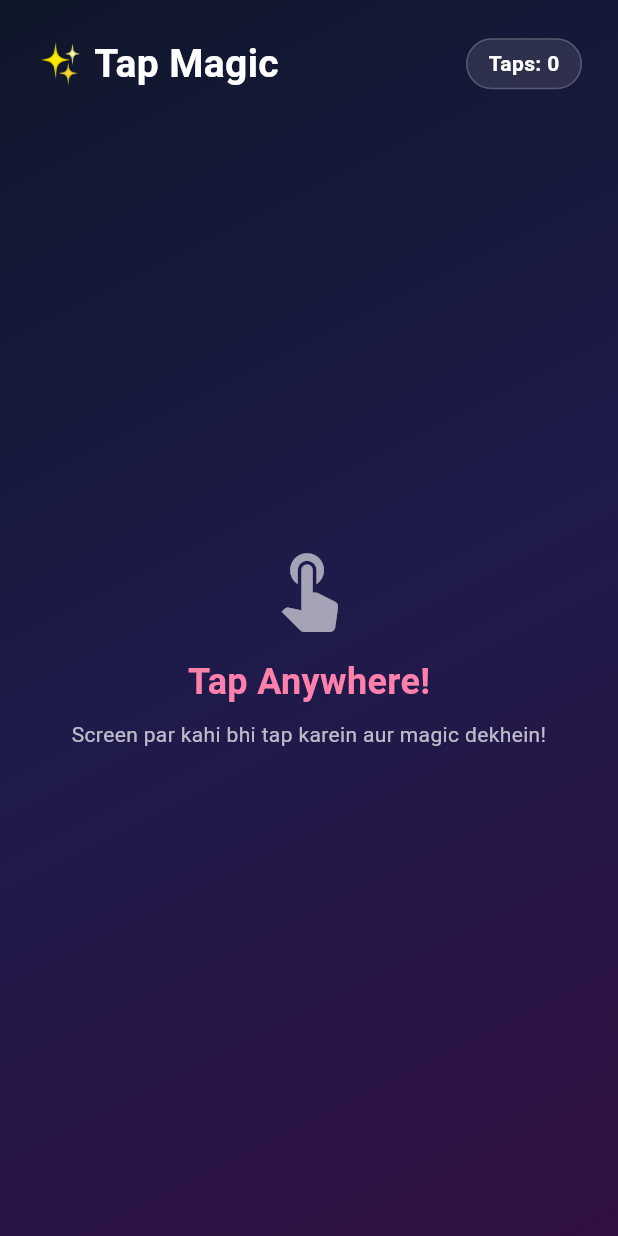
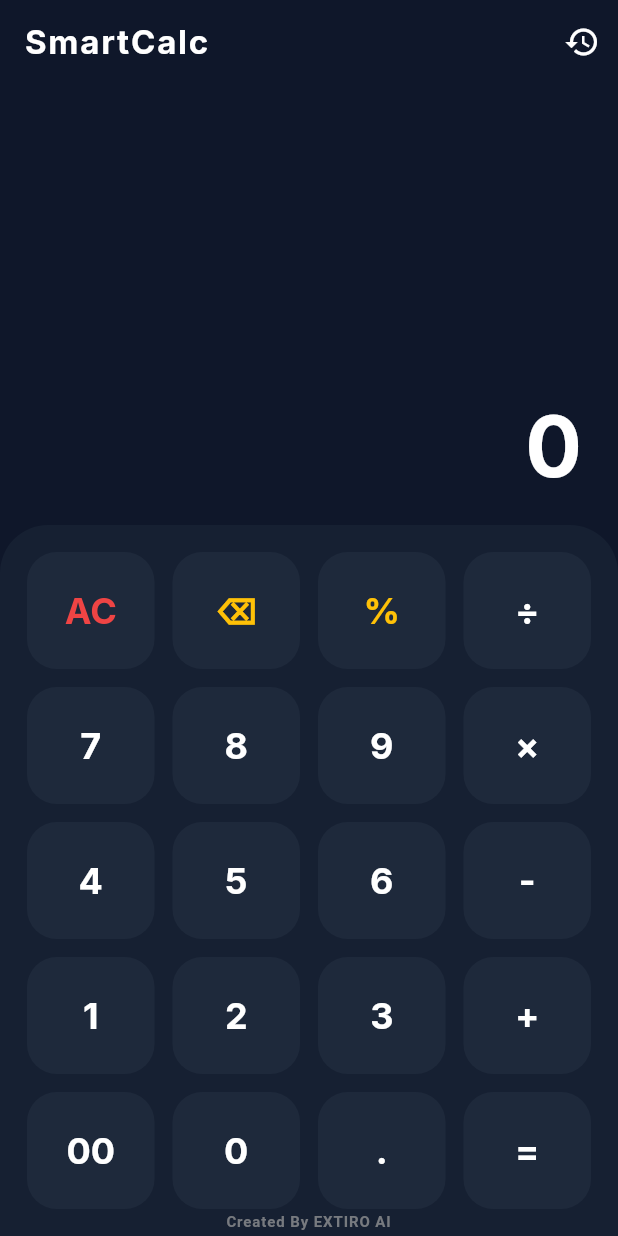
Before and after one commit to extirodev-maker/extiro-builder, a Flutter app: the screen it shows after launch, on a phone screen of 412 x 824 dp. Run offline on Flutter 3.47's test engine with Material 3 defaults, Android fonts, the phone set to English and light mode, and no system bars; our stand-ins replace google_fonts, shared_preferences; statements that could not run were skipped.

Commit message:
Extiro build 2026-11-17T19:16:40.960627

```diff
--- /dev/null
+++ b/lib/extiro_watermark.dart
@@ -0,0 +1,37 @@
+import 'package:flutter/material.dart';
+
+class ExtiroWatermark extends StatelessWidget {
+  final Widget child;
+  const ExtiroWatermark({super.key, required this.child});
+
+  @override
+  Widget build(BuildContext context) {
+    return Directionality(
+      textDirection: TextDirection.ltr,
+      child: Stack(
+        fit: StackFit.expand,
+        children: [
+          child,
+          Positioned(
+            left: 0,
+            right: 0,
+            bottom: 3,
+            child: IgnorePointer(
+              child: Text(
+                'Created By EXTIRO AI',
+                textAlign: TextAlign.center,
+                style: const TextStyle(
+                  color: Color(0xB3A0A0A0),
+                  fontSize: 10,
+                  fontWeight: FontWeight.w600,
+                  letterSpacing: 0.6,
+                  decoration: TextDecoration.none,
+                ),
+              ),
+            ),
+          ),
+        ],
+      ),
+    );
+  }
+}
--- a/lib/main.dart
+++ b/lib/main.dart
@@ -1,265 +1,299 @@
-import 'dart:math';
+import 'extiro_watermark.dart';
 import 'package:flutter/material.dart';
-import 'package:confetti/confetti.dart';
+import 'package:google_fonts/google_fonts.dart';
+import 'package:shared_preferences/shared_preferences.dart';
+import 'dart:convert';
 
-void main() => runApp(const TapMagicApp());
+void main() {
+  runApp(ExtiroWatermark(child: const SmartCalcApp()));
+}
 
-class TapMagicApp extends StatelessWidget {
-  const TapMagicApp({super.key});
+class SmartCalcApp extends StatelessWidget {
+  const SmartCalcApp({super.key});
 
   @override
   Widget build(BuildContext context) {
     return MaterialApp(
-      title: 'Tap Magic',
+      title: 'SmartCalc',
       debugShowCheckedModeBanner: false,
-      theme: ThemeData(
-        colorScheme: ColorScheme.fromSeed(seedColor: Colors.deepPurple, brightness: Brightness.dark),
+      themeMode: ThemeMode.dark,
+      darkTheme: ThemeData(
+        brightness: Brightness.dark,
+        scaffoldBackgroundColor: const Color(0xFF0F172A),
+        colorScheme: const ColorScheme.dark(
+          primary: Color(0xFF6366F1),
+          secondary: Color(0xFFEC4899),
+          surface: Color(0xFF1E293B),
         ),
-      home: const TapMagicHomePage(),
+        textTheme: GoogleFonts.interTextTheme(ThemeData.dark().textTheme),
+      ),
+      home: const CalculatorScreen(),
     );
   }
 }
 
-class TapAnimationItem {
-  final Offset position;
-  final int type;
-  final Color color;
-  TapAnimationItem({required this.position, required this.type, required this.color});
+class CalculatorScreen extends StatefulWidget {
+  const CalculatorScreen({super.key});
+
+  @override
+  State<CalculatorScreen> createState() => _CalculatorScreenState();
 }
 
-class TapMagicHomePage extends StatefulWidget {
-  const TapMagicHomePage({super.key});
-
-  @override
-  State<TapMagicHomePage> createState() => _TapMagicHomePageState();
-}
-
-class _TapMagicHomePageState extends State<TapMagicHomePage> with TickerProviderStateMixin {
-  final List<TapAnimationItem> _taps = [];
-  final Random _random = Random();
-  late ConfettiController _confettiController;
-  int _tapCount = 0;
-  String _currentEffectName = 'Tap Anywhere!';
-
-  final List<String> _effectNames = [
-    'Ripple Wave',
-    'Star Burst',
-    'Floating Hearts',
-    'Color Explosion',
-    'Confetti Blast'
-  ];
+class _CalculatorScreenState extends State<CalculatorScreen> {
+  String _output = '0';
+  String _expression = '';
+  double _num1 = 0;
+  double _num2 = 0;
+  String _operand = '';
+  bool _isNewOp = false;
+  List<String> _history = [];
 
   @override
   void initState() {
     super.initState();
-    _confettiController = ConfettiController(duration: const Duration(seconds: 1));
+    _loadHistory();
   }
 
-  @override
-  void dispose() {
-    _confettiController.dispose();
-    super.dispose();
+  _loadHistory() async {
+    final prefs = await SharedPreferences.getInstance();
+    setState(() {
+      _history = prefs.getStringList('calc_history') ?? [];
+    });
   }
 
-  void _handleTap(TapDownDetails details) {
-    final position = details.localPosition;
-    final type = _random.nextInt(5);
-    final color = Color.fromRGBO(
-      _random.nextInt(200) + 55,
-      _random.nextInt(200) + 55,
-      _random.nextInt(200) + 55,
-      1,
-    );
+  _saveHistory() async {
+    final prefs = await SharedPreferences.getInstance();
+    prefs.setStringList('calc_history', _history);
+  }
 
+  void _buttonPressed(String buttonText) {
     setState(() {
-      _tapCount++;
-      _currentEffectName = _effectNames[type];
-      _taps.add(TapAnimationItem(position: position, type: type, color: color));
-      if (_taps.length > 15) {
-        _taps.removeAt(0);
+      if (buttonText == 'AC') {
+        _output = '0';
+        _expression = '';
+        _num1 = 0;
+        _num2 = 0;
+        _operand = '';
+      } else if (buttonText == '⌫') {
+        if (_output.length > 1) {
+          _output = _output.substring(0, _output.length - 1);
+        } else {
+          _output = '0';
+        }
+      } else if (buttonText == '+' || buttonText == '-' || buttonText == '×' || buttonText == '÷') {
+        _num1 = double.tryParse(_output) ?? 0;
+        _operand = buttonText;
+        _expression = '$_output $_operand';
+        _isNewOp = true;
+      } else if (buttonText == '.') {
+        if (_isNewOp) {
+          _output = '0.';
+          _isNewOp = false;
+        } else if (!_output.contains('.')) {
+          _output = _output + '.';
+        }
+      } else if (buttonText == '=') {
+        _num2 = double.tryParse(_output) ?? 0;
+        double result = 0;
+        if (_operand == '+') result = _num1 + _num2;
+        if (_operand == '-') result = _num1 - _num2;
+        if (_operand == '×') result = _num1 * _num2;
+        if (_operand == '÷') {
+          if (_num2 == 0) {
+            _output = 'Error';
+            return;
+          }
+          result = _num1 / _num2;
+        }
+        String resStr = (result == result.toInt()) ? result.toInt().toString() : result.toStringAsFixed(4);
+        String histItem = '$_expression $_num2 = $resStr';
+        _history.insert(0, histItem);
+        if (_history.length > 20) _history.removeLast();
+        _saveHistory();
+
+        _expression = '';
+        _output = resStr;
+        _isNewOp = true;
+      } else {
+        if (_output == '0' || _isNewOp) {
+          _output = buttonText;
+          _isNewOp = false;
+        } else {
+          _output = _output + buttonText;
+        }
       }
     });
-
-    if (type == 4) {
-      _confettiController.play();
-    }
   }
 
-  @override
-  Widget build(BuildContext context) {
-    return Scaffold(
-      body: GestureDetector(
-        behavior: HitTestBehavior.opaque,
-        onTapDown: _handleTap,
-        child: Stack(
-          children: [
-            Container(
-              decoration: const BoxDecoration(
-                gradient: LinearGradient(
-                  colors: [Color(0xFF0F172A), Color(0xFF1E1B4B), Color(0xFF311042)],
-                  begin: Alignment.topLeft,
-                  end: Alignment.bottomRight,
+  Widget _buildButton(String text, {Color? color, Color? textColor}) {
+    return Expanded(
+      child: Padding(
+        padding: const EdgeInsets.all(6.0),
+        child: ElevatedButton(
+          style: ElevatedButton.styleFrom(
+            padding: const EdgeInsets.symmetric(vertical: 22),
+            backgroundColor: color ?? const Color(1, 1, 1, 0.05), // fallback handled
+            shape: RoundedRectangleBorder(borderRadius: BorderRadius.circular(20)),
+            elevation: 0,
+          ),
+          onPressed: () => _buttonPressed(text),
+          child: Text(
+            text,
+            style: TextStyle(
+              fontSize: 24,
+              fontWeight: FontWeight.bold,
+              color: textColor ?? Colors.white,
             ),
           ),
         ),
-            Align(
-              alignment: Alignment.topCenter,
-              child: ConfettiWidget(
-                confettiController: _confettiController,
-                blastDirection: pi / 2,
-                emissionFrequency: 0.05,
-                numberOfParticles: 30,
-                gravity: 0.2,
       ),
+    );
+  }
+
+  void _showHistoryModal() {
+    showModalBottomSheet(
+      context: context,
+      backgroundColor: const Color(1, 1, 1, 0.05), // fallback
+      builder: (context) {
+        return Container(
+          padding: const EdgeInsets.all(20),
+          decoration: const BoxDecoration(
+            color: Color(0xFF1E293B),
+            borderRadius: BorderRadius.vertical(top: Radius.circular(24)),
           ),
-            SafeArea(
-              child: Padding(
-                padding: const EdgeInsets.all(24.0),
           child: Column(
             crossAxisAlignment: CrossAxisAlignment.start,
             children: [
               Row(
                 mainAxisAlignment: MainAxisAlignment.spaceBetween,
                 children: [
-                        const Text(
-                          '✨ Tap Magic',
-                          style: TextStyle(fontSize: 26, fontWeight: FontWeight.bold, color: Colors.white),
+                  const Text('Calculation History', style: TextStyle(fontSize: 18, fontWeight: FontWeight.bold)),
+                  IconButton(
+                    icon: const Icon(Icons.delete_outline, color: Colors.redAccent),
+                    onPressed: () {
+                      setState(() {
+                        _history.clear();
+                        _saveHistory();
+                      });
+                      Navigator.pop(context);
+                    },
+                  )
+                ],
               ),
-                        Container(
-                          padding: const EdgeInsets.symmetric(horizontal: 14, vertical: 6),
-                          decoration: BoxDecoration(
-                            color: Colors.white.withOpacity(0.1),
-                            borderRadius: BorderRadius.circular(20),
-                            border: Border.all(color: Colors.white.withOpacity(0.2)),
-                          ),
-                          child: Text(
-                            'Taps: $_tapCount',
-                            style: const TextStyle(color: Colors.white, fontWeight: FontWeight.w600),
+              const Divider(color: Colors.white24),
+              Expanded(
+                child: _history.isEmpty
+                    ? const Center(child: Text('No history yet', style: TextStyle(color: Colors.white54)))
+                    : ListView.builder(
+                        itemCount: _history.length,
+                        itemBuilder: (context, index) {
+                          return ListTile(
+                            title: Text(_history[index], style: const TextStyle(fontSize: 18, color: Colors.white70)),
+                          );
+                        },
                       ),
               ),
             ],
-                    ),
-                    const Spacer(),
-                    Center(
-                      child: Column(
-                        mainAxisSize: MainAxisSize.min,
-                        children: [
-                          Icon(Icons.touch_app, size: 60, color: Colors.white.withOpacity(0.6)),
-                          const SizedBox(height: 16),
-                          Text(
-                            _currentEffectName,
-                            style: TextStyle(fontSize: 24, fontWeight: FontWeight.bold, color: Colors.pinkAccent.shade100),
-                          ),
-                          const SizedBox(height: 8),
-                          const Text(
-                            'Screen par kahi bhi tap karein aur magic dekhein!',
-                            textAlign: TextAlign.center,
-                            style: TextStyle(fontSize: 14, color: Colors.white70),
-                          ),
-                        ],
-                      ),
-                    ),
-                    const Spacer(),
-                  ],
-                ),
-              ),
-            ),
-            ..._taps.map((item) => Positioned(
-                  left: item.position.dx - 50,
-                  top: item.position.dy - 50,
-                  child: IgnorePointer(
-                    child: CustomAnimationWidget(type: item.type, color: item.color),
-                  ),
-                )),
-          ],
-        ),
-      ),
-    );
-  }
-}
-
-class CustomAnimationWidget extends StatefulWidget {
-  final int type;
-  final Color color;
-  const CustomAnimationWidget({super.key, required this.type, required this.color});
-
-  @override
-  State<CustomAnimationWidget> createState() => _CustomAnimationWidgetState();
-}
-
-class _CustomAnimationWidgetState extends State<CustomAnimationWidget> with SingleTickerProviderStateMixin {
-  late AnimationController _controller;
-  late Animation<double> _scaleAnimation;
-  late Animation<double> _opacityAnimation;
-
-  @override
-  void initState() {
-    super.initState();
-    _controller = AnimationController(
-      vsync: this,
-      duration: const Duration(milliseconds: 700),
-    );
-    _scaleAnimation = Tween<double>(begin: 0.2, end: 1.8).animate(
-      CurvedAnimation(parent: _controller, curve: Curves.easeOut),
-    );
-    _opacityAnimation = Tween<double>(begin: 1.0, end: 0.0).animate(
-      CurvedAnimation(parent: _controller, curve: Curves.easeOut),
-    );
-    _controller.forward();
-  }
-
-  @override
-  void dispose() {
-    _controller.dispose();
-    super.dispose();
-  }
-
-  @override
-  Widget build(BuildContext context) {
-    return AnimatedBuilder(
-      animation: _controller,
-      builder: (context, child) {
-        return Opacity(
-          opacity: _opacityAnimation.value,
-          child: Transform.scale(
-            scale: _scaleAnimation.value,
-            child: SizedBox(
-              width: 100,
-              height: 100,
-              child: Center(child: _buildEffectContent()),
-            ),
           ),
         );
       },
     );
   }
 
-  Widget _buildEffectContent() {
-    switch (widget.type) {
-      case 0:
-        return Container(
-          decoration: BoxDecoration(
-            shape: BoxShape.circle,
-            border: Border.all(color: widget.color, width: 3),
+  @override
+  Widget build(BuildContext context) {
+    return Scaffold(
+      appBar: AppBar(
+        backgroundColor: Colors.transparent,
+        elevation: 0,
+        title: const Text('SmartCalc', style: TextStyle(fontWeight: FontWeight.bold, letterSpacing: 1.2)),
+        actions: [
+          IconButton(
+            icon: const Icon(Icons.history),
+            onPressed: _showHistoryModal,
           ),
-        );
-      case 1:
-        return Icon(Icons.star, color: widget.color, size: 50);
-      case 2:
-        return Icon(Icons.favorite, color: widget.color, size: 45);
-      case 3:
-        return Container(
-          decoration: BoxDecoration(
-            shape: BoxShape.circle,
-            color: widget.color.withOpacity(0.4),
-            boxShadow: [
-              BoxShadow(color: widget.color, blurRadius: 15, spreadRadius: 5),
+        ],
+      ),
+      body: Column(
+        children: [
+          Expanded(
+            child: Container(
+              padding: const EdgeInsets.symmetric(horizontal: 24, vertical: 12),
+              alignment: Alignment.bottomRight,
+              child: Column(
+                mainAxisAlignment: MainAxisAlignment.end,
+                crossAxisAlignment: CrossAxisAlignment.end,
+                children: [
+                  Text(
+                    _expression,
+                    style: const TextStyle(fontSize: 20, color: Colors.white54),
+                  ),
+                  const SizedBox(height: 8),
+                  SingleChildScrollView(
+                    scrollDirection: Axis.horizontal,
+                    reverse: true,
+                    child: Text(
+                      _output,
+                      style: const TextStyle(fontSize: 56, fontWeight: FontWeight.bold, color: Colors.white),
+                    ),
+                  ),
+                ],
+              ),
+            ),
+          ),
+          Container(
+            padding: const EdgeInsets.all(12),
+            decoration: const BoxDecoration(
+              color: Color(0xFF162032),
+              borderRadius: BorderRadius.vertical(top: Radius.circular(32)),
+            ),
+            child: Column(
+              children: [
+                Row(
+                  children: [
+                    _buildButton('AC', color: const Color(0xFFEF4444).withOpacity(0.2), textColor: const Color(0xFFEF4444)),
+                    _buildButton('⌫', color: const Color(0xFF334155), textColor: Colors.amber),
+                    _buildButton('%', color: const Color(0xFF334155), textColor: Colors.amber),
+                    _buildButton('÷', color: const Color(0xFF6366F1), textColor: Colors.white),
+                  ],
+                ),
+                Row(
+                  children: [
+                    _buildButton('7', color: const Color(0xFF1E293B)),
+                    _buildButton('8', color: const Color(0xFF1E293B)),
+                    _buildButton('9', color: const Color(0xFF1E293B)),
+                    _buildButton('×', color: const Color(0xFF6366F1), textColor: Colors.white),
+                  ],
+                ),
+                Row(
+                  children: [
+                    _buildButton('4', color: const Color(0xFF1E293B)),
+                    _buildButton('5', color: const Color(0xFF1E293B)),
+                    _buildButton('6', color: const Color(0xFF1E293B)),
+                    _buildButton('-', color: const Color(0xFF6366F1), textColor: Colors.white),
+                  ],
+                ),
+                Row(
+                  children: [
+                    _buildButton('1', color: const Color(0xFF1E293B)),
+                    _buildButton('2', color: const Color(0xFF1E293B)),
+                    _buildButton('3', color: const Color(0xFF1E293B)),
+                    _buildButton('+', color: const Color(0xFF6366F1), textColor: Colors.white),
+                  ],
+                ),
+                Row(
+                  children: [
+                    _buildButton('00', color: const Color(0xFF1E293B)),
+                    _buildButton('0', color: const Color(0xFF1E293B)),
+                    _buildButton('.', color: const Color(0xFF1E293B)),
+                    _buildButton('=', color: const Color(0xFFEC4899), textColor: Colors.white),
+                  ],
+                ),
+              ],
+            ),
+          ),
         ],
       ),
     );
-      case 4:
-      default:
-        return Icon(Icons.bolt, color: widget.color, size: 50);
   }
 }
-}
```
Also changed, not shown: pubspec.yaml (+6 -3 lines), .extiro/logo.png, 1 other file. Lines whose indentation alone changed are shown as unchanged.
